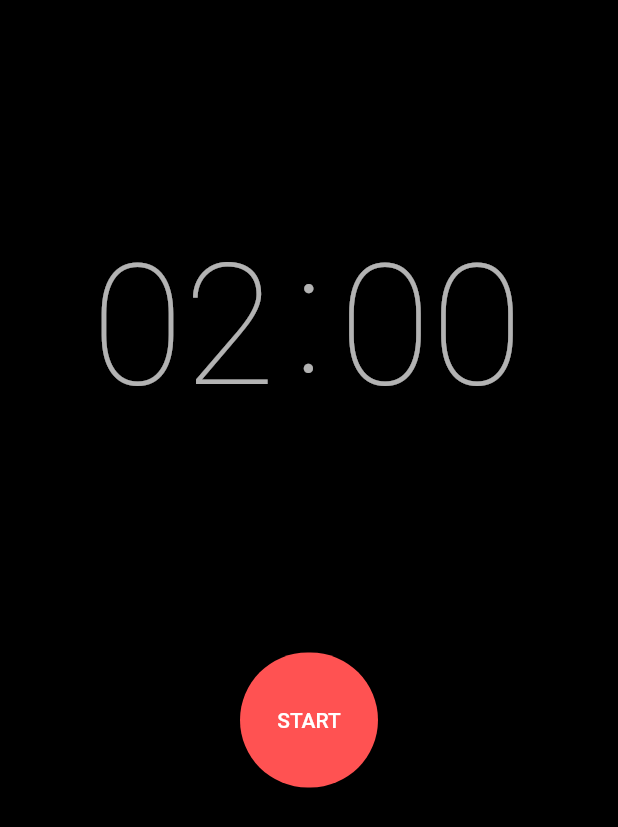
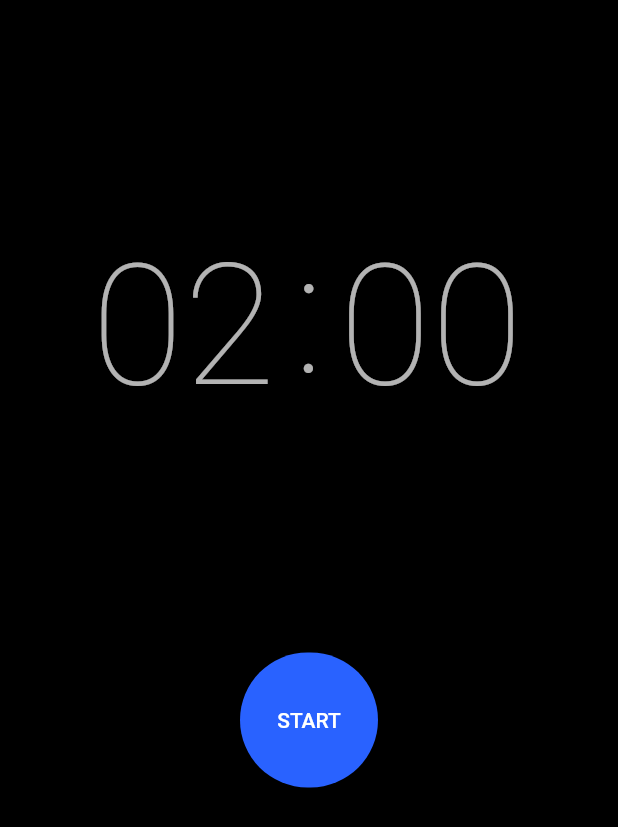
Before and after one commit to aryang117/TimelyBloc, a Flutter app: the screen it shows after launch, on a phone screen of 412 x 824 dp. Shown: the top 827 px of the screen. Run offline on Flutter 3.47's test engine with Material 2 defaults, Android fonts, the phone set to English and light mode, and no system bars; our stand-ins replace equatable, flutter_bloc.

Commit message:
changed button color

```diff
--- a/lib/Screens/actions.dart
+++ b/lib/Screens/actions.dart
@@ -18,7 +18,7 @@ class ActionsWidget extends StatelessWidget {
             children: [
               if (timerState is TimerInitial) ...[
                 MaterialButton(
-                  color: Colors.redAccent,
+                  color: Colors.blueAccent.shade700,
                   elevation: 0,
                   shape: RoundedRectangleBorder(
                       borderRadius: BorderRadius.circular(100)),
```
